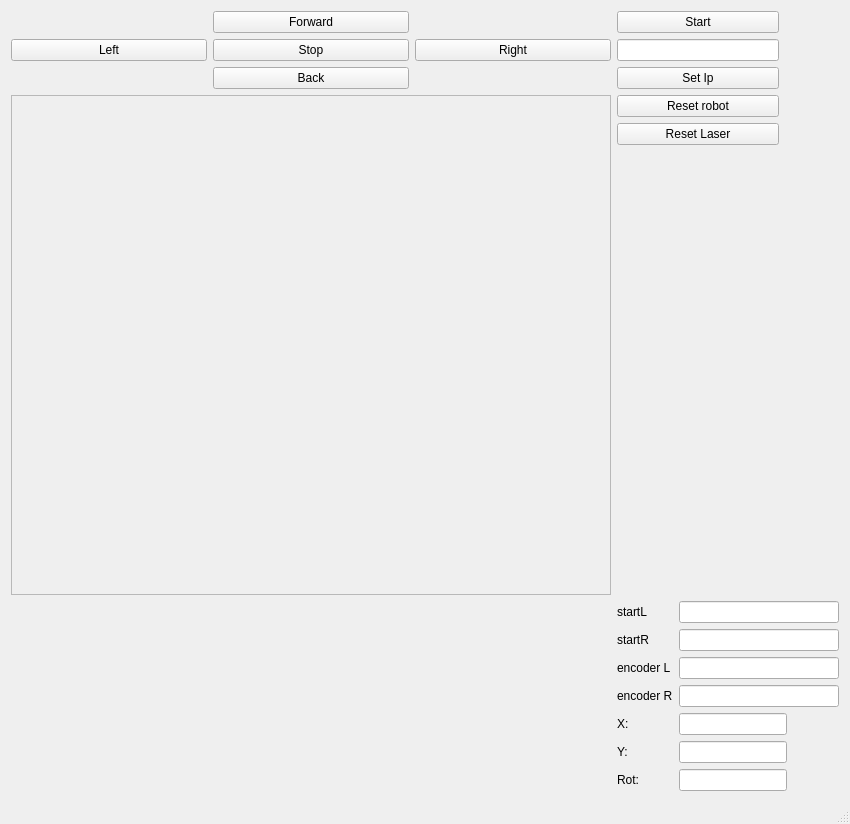
Old version of the form mainwindow.ui in the repository swrko/RMR.
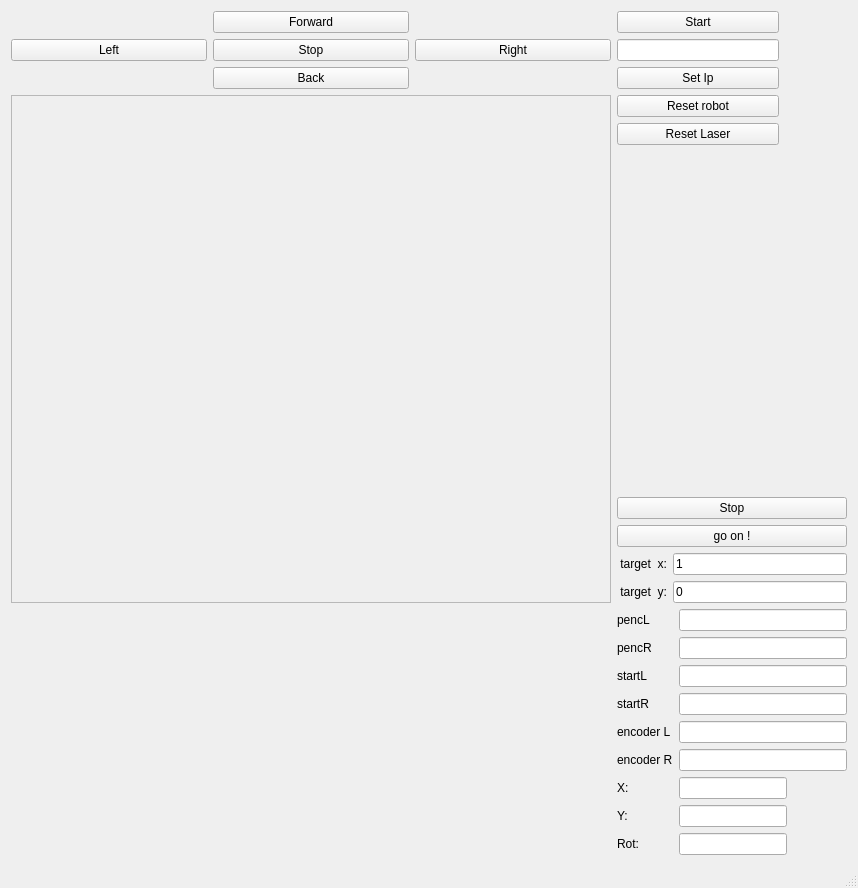
New version of the form.

Diff of the .ui file:
```diff
--- a/mainwindow.ui
+++ b/mainwindow.ui
@@ -6,8 +6,8 @@
    <rect>
     <x>0</x>
     <y>0</y>
-    <width>850</width>
-    <height>824</height>
+    <width>858</width>
+    <height>888</height>
    </rect>
   </property>
   <property name="windowTitle">
@@ -217,35 +217,81 @@
         </property>
        </spacer>
       </item>
+      <item>
+       <widget class="QPushButton" name="pushButton_11">
+        <property name="text">
+         <string>Stop</string>
+        </property>
+       </widget>
+      </item>
+      <item>
+       <widget class="QPushButton" name="pushButton_10">
+        <property name="text">
+         <string>go on !</string>
+        </property>
+       </widget>
+      </item>
+      <item>
+       <layout class="QFormLayout" name="formLayout">
+        <item row="0" column="0">
+         <widget class="QLabel" name="label_10">
+          <property name="text">
+           <string> target  x:</string>
+          </property>
+         </widget>
+        </item>
+        <item row="1" column="0">
+         <widget class="QLabel" name="label_11">
+          <property name="text">
+           <string> target  y:</string>
+          </property>
+         </widget>
+        </item>
+        <item row="0" column="1">
+         <widget class="QLineEdit" name="lineEdit_11">
+          <property name="text">
+           <string>1</string>
+          </property>
+         </widget>
+        </item>
+        <item row="1" column="1">
+         <widget class="QLineEdit" name="lineEdit_12">
+          <property name="text">
+           <string>0</string>
+          </property>
+         </widget>
+        </item>
+       </layout>
+      </item>
      </layout>
     </item>
-    <item row="3" column="1">
+    <item row="5" column="1">
      <layout class="QGridLayout" name="gridLayout_3">
-      <item row="0" column="1">
+      <item row="2" column="1">
        <widget class="QLineEdit" name="lineEdit_7"/>
       </item>
-      <item row="4" column="0">
+      <item row="6" column="0">
        <widget class="QLabel" name="label">
         <property name="text">
          <string>X:</string>
         </property>
        </widget>
       </item>
-      <item row="6" column="0">
+      <item row="8" column="0">
        <widget class="QLabel" name="label_3">
         <property name="text">
          <string>Rot:</string>
         </property>
        </widget>
       </item>
-      <item row="5" column="0">
+      <item row="7" column="0">
        <widget class="QLabel" name="label_2">
         <property name="text">
          <string>Y:</string>
         </property>
        </widget>
       </item>
-      <item row="5" column="1">
+      <item row="7" column="1">
        <widget class="QLineEdit" name="lineEdit_3">
         <property name="sizePolicy">
          <sizepolicy hsizetype="Fixed" vsizetype="Fixed">
@@ -261,7 +307,7 @@
         </property>
        </widget>
       </item>
-      <item row="6" column="1">
+      <item row="8" column="1">
        <widget class="QLineEdit" name="lineEdit_4">
         <property name="sizePolicy">
          <sizepolicy hsizetype="Fixed" vsizetype="Fixed">
@@ -277,20 +323,20 @@
         </property>
        </widget>
       </item>
-      <item row="2" column="1">
+      <item row="4" column="1">
        <widget class="QLineEdit" name="lineEdit_5"/>
       </item>
-      <item row="2" column="0">
+      <item row="4" column="0">
        <widget class="QLabel" name="label_4">
         <property name="text">
          <string>encoder L</string>
         </property>
        </widget>
       </item>
-      <item row="3" column="1">
+      <item row="5" column="1">
        <widget class="QLineEdit" name="lineEdit_6"/>
       </item>
-      <item row="4" column="1">
+      <item row="6" column="1">
        <widget class="QLineEdit" name="lineEdit_2">
         <property name="sizePolicy">
          <sizepolicy hsizetype="Fixed" vsizetype="Fixed">
@@ -306,30 +352,50 @@
         </property>
        </widget>
       </item>
-      <item row="3" column="0">
+      <item row="5" column="0">
        <widget class="QLabel" name="label_5">
         <property name="text">
          <string>encoder R</string>
         </property>
        </widget>
       </item>
-      <item row="0" column="0">
+      <item row="2" column="0">
        <widget class="QLabel" name="label_6">
         <property name="text">
          <string>startL</string>
         </property>
        </widget>
       </item>
-      <item row="1" column="1">
+      <item row="3" column="1">
        <widget class="QLineEdit" name="lineEdit_8"/>
       </item>
-      <item row="1" column="0">
+      <item row="3" column="0">
        <widget class="QLabel" name="label_7">
         <property name="text">
          <string>startR</string>
         </property>
        </widget>
       </item>
+      <item row="1" column="0">
+       <widget class="QLabel" name="label_9">
+        <property name="text">
+         <string>pencR</string>
+        </property>
+       </widget>
+      </item>
+      <item row="0" column="0">
+       <widget class="QLabel" name="label_8">
+        <property name="text">
+         <string>pencL</string>
+        </property>
+       </widget>
+      </item>
+      <item row="1" column="1">
+       <widget class="QLineEdit" name="lineEdit_9"/>
+      </item>
+      <item row="0" column="1">
+       <widget class="QLineEdit" name="lineEdit_10"/>
+      </item>
      </layout>
     </item>
    </layout>
```
Left out of the diff: 54 changed lines with no effect on the pictures.
